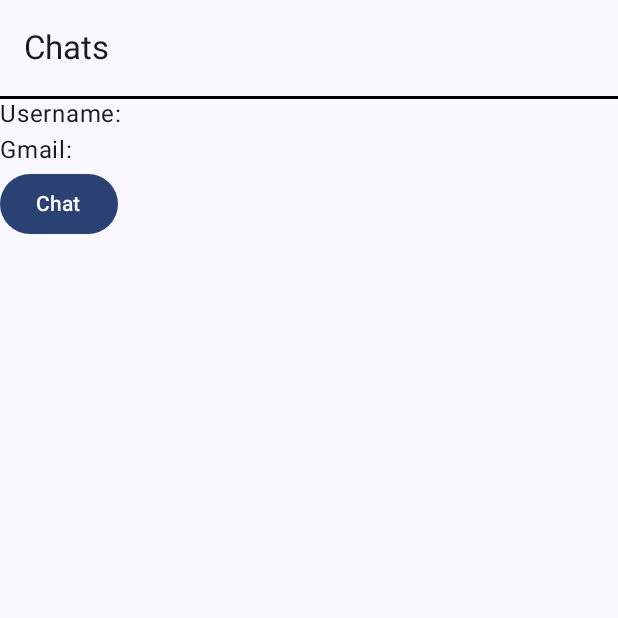
After one commit to skaur16/MyChat, an Android app built with Jetpack Compose: the ListOfUsers screen opened through its navigation route, on a phone screen of 412 x 824 dp, the top half of it. The commit adds this screen. Run offline under Robolectric (Android 15) with nearby library versions, the phone set to English and light mode, and no system bars; our stand-ins replace Firebase (no records; nobody signed in at launch, a user with empty details on screens opened directly); libraries missing offline, so code that uses them is left out: com.firebase.ui.

Commit message:
List created..

```diff
--- /dev/null
+++ b/app/src/main/java/com/example/mychat/Profile.kt
@@ -0,0 +1,8 @@
+package com.example.mychat
+
+data class Profile(
+    var name : String = "",
+    var mail : String = "",
+    var phone : String = "",
+    var address : String = ""
+)
--- /dev/null
+++ b/app/src/main/java/com/example/mychat/screens/ListOfUsers.kt
@@ -0,0 +1,79 @@
+package com.example.mychat.screens
+
+import androidx.compose.foundation.Image
+import androidx.compose.foundation.layout.Arrangement
+import androidx.compose.foundation.layout.Box
+import androidx.compose.foundation.layout.Column
+import androidx.compose.foundation.layout.Row
+import androidx.compose.foundation.lazy.LazyColumn
+import androidx.compose.foundation.lazy.items
+import androidx.compose.material3.Button
+import androidx.compose.material3.Divider
+import androidx.compose.material3.ExperimentalMaterial3Api
+import androidx.compose.material3.Text
+import androidx.compose.material3.TopAppBar
+import androidx.compose.material3.TopAppBarDefaults
+import androidx.compose.runtime.Composable
+import androidx.compose.ui.graphics.Color
+import androidx.compose.ui.res.painterResource
+import androidx.compose.ui.unit.dp
+import androidx.navigation.NavHostController
+import coil.compose.AsyncImage
+import com.example.mychat.MainViewModel
+import com.example.mychat.Profile
+
+@OptIn(ExperimentalMaterial3Api::class)
+@Composable
+fun ListOfUsers(mainViewModel: MainViewModel,nav: NavHostController) {
+
+    Column() {
+        TopAppBar(title = {
+            Text(text = "Chats")
+            TopAppBarDefaults.smallTopAppBarColors(
+                containerColor = Color.Green
+            )
+        })
+        LazyColumn {
+
+            items(mainViewModel.listOfUsers.value) {
+                ProfileCard(it,nav,mainViewModel)
+            }
+        }
+
+    }
+
+}
+
+@Composable
+fun ProfileCard(profile: Profile, nav: NavHostController, mainViewModel: MainViewModel) {
+    Box {
+        Row(
+            horizontalArrangement = Arrangement.SpaceEvenly
+        ) {
+            Column() {
+
+
+                AsyncImage(model = mainViewModel.image.value,
+                    contentDescription = "badhai ho" )
+            }
+
+            Column(
+                verticalArrangement = Arrangement.SpaceEvenly
+            ) {
+                Text(text = "Username: ${profile.name}")
+                //modifier = Modifier.border()
+                Text(text = "Gmail: ${profile.mail}")
+                Button(onClick = {
+                    //mainviewmodel.friendmail.value = profile.mail
+                    nav.navigate("chat_screen")
+                }) {
+                    Text(text = "Chat")
+                }
+            }
+        }
+        Divider(
+            thickness = 2.dp,
+            color = Color.Black
+        )
+    }
+}
```
Also changed, not shown: app/build.gradle.kts (+7 -2 lines), app/src/main/java/com/example/mychat/FirebaseRepo.kt (+20 -0 lines), app/src/main/java/com/example/mychat/MainActivity.kt (+120 -1 lines), app/src/main/java/com/example/mychat/MainViewModel.kt (added, +35 -0 lines), app/src/main/java/com/example/mychat/screens/UserFormScreen.kt (added, +144 -0 lines), 1 other file.
